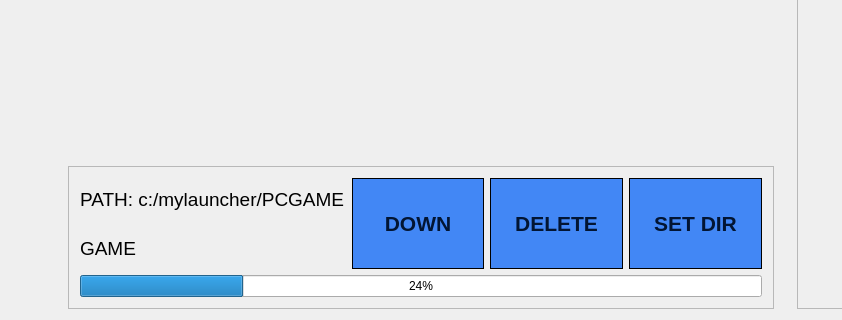
Qt form MyGameLauncher/MyGameLauncher.ui (ngee044/MyGameLauncher) before a commit; both pictures show x 152 to 994 and y 454 to 774 of the 1146 by 774 pixel window.
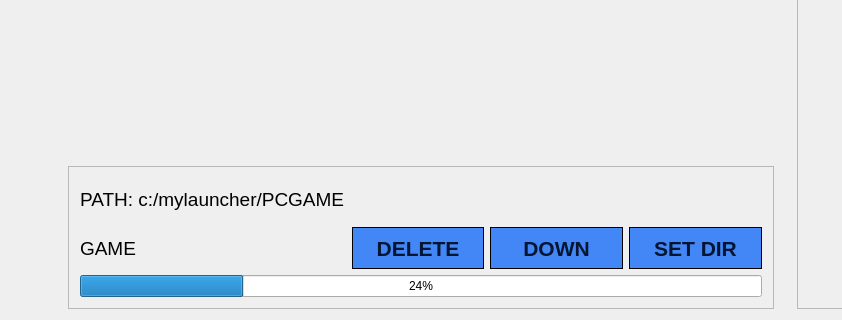
The same form after that commit. Icons and pictures are not drawn.

The edit to the form file:
```diff
--- a/MyGameLauncher/MyGameLauncher.ui
+++ b/MyGameLauncher/MyGameLauncher.ui
@@ -191,7 +191,7 @@
             </property>
             <layout class="QVBoxLayout" name="verticalLayout_2">
              <item>
-              <layout class="QHBoxLayout" name="horizontalLayout_3" stretch="2,1,1,1">
+              <layout class="QHBoxLayout" name="horizontalLayout_3" stretch="2">
                <item>
                 <layout class="QVBoxLayout" name="verticalLayout_4">
                  <item>
@@ -208,6 +208,8 @@
                   </widget>
                  </item>
                  <item>
+                  <layout class="QHBoxLayout" name="horizontalLayout_4" stretch="2,1,1,1">
+                   <item>
                   <widget class="QLabel" name="label_game_title_">
                    <property name="font">
                     <font>
@@ -220,39 +222,6 @@
                    </property>
                   </widget>
                  </item>
-                </layout>
-               </item>
-               <item>
-                <widget class="QPushButton" name="pushButton_down_">
-                 <property name="sizePolicy">
-                  <sizepolicy hsizetype="Preferred" vsizetype="Preferred">
-                   <horstretch>0</horstretch>
-                   <verstretch>0</verstretch>
-                  </sizepolicy>
-                 </property>
-                 <property name="font">
-                  <font>
-                   <family>Arial</family>
-                   <pointsize>16</pointsize>
-                   <weight>75</weight>
-                   <bold>true</bold>
-                  </font>
-                 </property>
-                 <property name="cursor">
-                  <cursorShape>PointingHandCursor</cursorShape>
-                 </property>
-                 <property name="styleSheet">
-                  <string notr="true">QPushButton {border: 1px solid black; background-color:#4287f5; color: #021533;}
-
-QPushButton:pressed {border: 1px solid black; background-color:#364a69; color: white;}
-
-QPushButton:hover {border: 1px solid black; background-color:#353a42; color: white;}</string>
-                 </property>
-                 <property name="text">
-                  <string>DOWN</string>
-                 </property>
-                </widget>
-               </item>
                <item>
                 <widget class="QPushButton" name="pushButton_delete_">
                  <property name="sizePolicy">
@@ -284,6 +253,37 @@
                  </property>
                 </widget>
                </item>
+                   <item>
+                    <widget class="QPushButton" name="pushButton_down_">
+                     <property name="sizePolicy">
+                      <sizepolicy hsizetype="Preferred" vsizetype="Preferred">
+                       <horstretch>0</horstretch>
+                       <verstretch>0</verstretch>
+                      </sizepolicy>
+                     </property>
+                     <property name="font">
+                      <font>
+                       <family>Arial</family>
+                       <pointsize>16</pointsize>
+                       <weight>75</weight>
+                       <bold>true</bold>
+                      </font>
+                     </property>
+                     <property name="cursor">
+                      <cursorShape>PointingHandCursor</cursorShape>
+                     </property>
+                     <property name="styleSheet">
+                      <string notr="true">QPushButton {border: 1px solid black; background-color:#4287f5; color: #021533;}
+
+QPushButton:pressed {border: 1px solid black; background-color:#364a69; color: white;}
+
+QPushButton:hover {border: 1px solid black; background-color:#353a42; color: white;}</string>
+                     </property>
+                     <property name="text">
+                      <string>DOWN</string>
+                     </property>
+                    </widget>
+                   </item>
                <item>
                 <widget class="QPushButton" name="pushButton_dir_">
                  <property name="sizePolicy">
@@ -314,6 +314,10 @@
                   <string>SET DIR</string>
                  </property>
                 </widget>
+                   </item>
+                  </layout>
+                 </item>
+                </layout>
                </item>
               </layout>
              </item>
```
Lines whose indentation alone changed are shown as unchanged.
